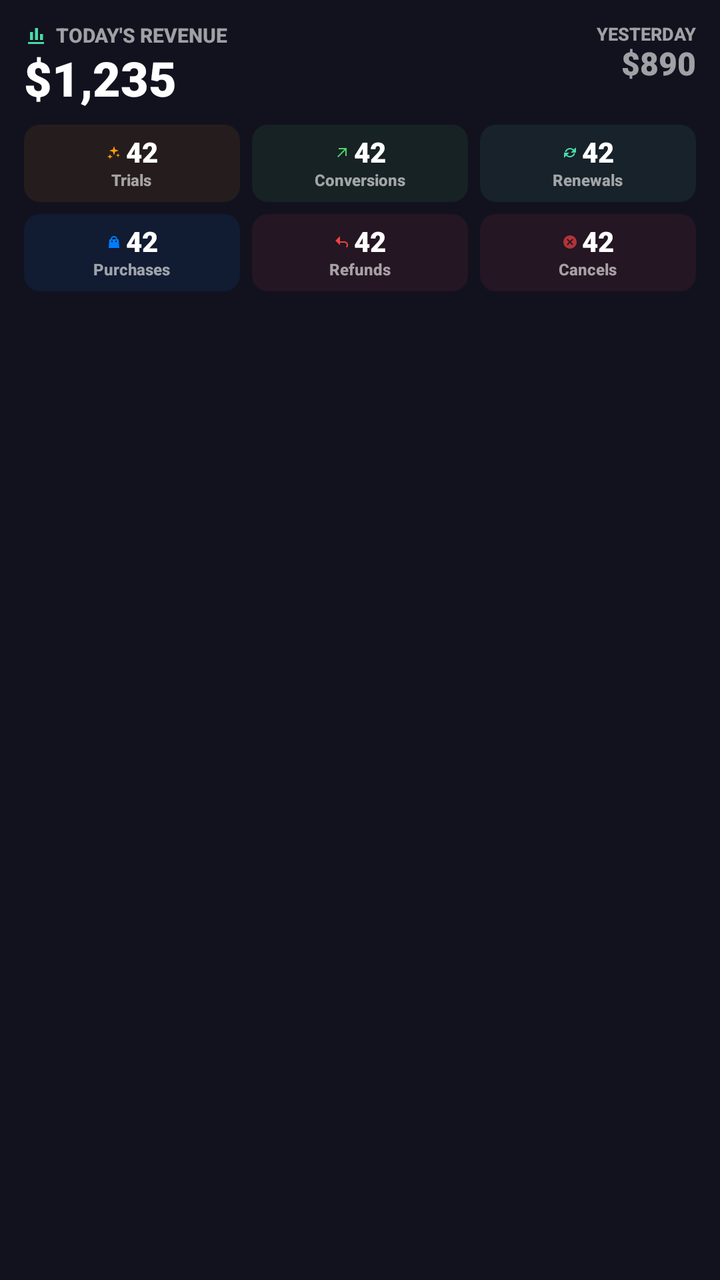
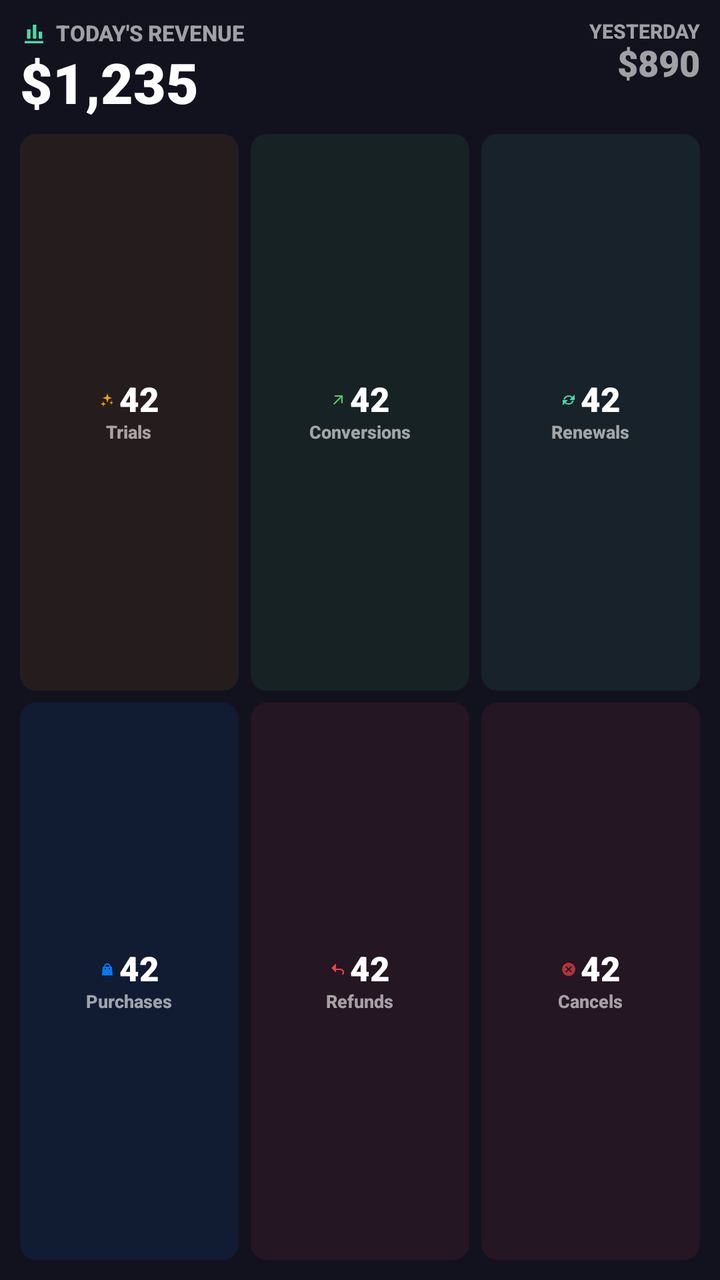

Before-and-after screenshots of an Android layout around one commit, followed by the original layout XML and the change that was made.
<!-- AndroidManifest.xml: fallback theme Theme.MaterialComponents.DayNight.NoActionBar -->
<!-- res/layout/transactions_widget_medium.xml -->
<?xml version="1.0" encoding="utf-8"?>
<LinearLayout xmlns:android="http://schemas.android.com/apk/res/android"
    android:id="@+id/widgetRoot"
    android:layout_width="match_parent"
    android:layout_height="match_parent"
    android:orientation="vertical"
    android:padding="12dp"
    android:background="@color/widgetBackground">

    <LinearLayout android:layout_width="match_parent" android:layout_height="wrap_content" android:orientation="horizontal" android:gravity="top">
        <LinearLayout android:layout_width="0dp" android:layout_height="wrap_content" android:layout_weight="1" android:orientation="vertical">
            <LinearLayout android:layout_width="wrap_content" android:layout_height="wrap_content" android:orientation="horizontal" android:gravity="center_vertical">
                <ImageView
            android:layout_width="12dp"
            android:layout_height="12dp"
            android:src="@drawable/ic_widget_chart_bar"
            android:contentDescription="@null" />
                <TextView android:layout_width="wrap_content" android:layout_height="wrap_content" android:text="TODAY'S REVENUE" android:textSize="10sp" android:textStyle="bold" android:layout_marginStart="4dp" android:textColor="@color/widgetTextSecondary" android:fontFamily="sans-serif-medium" android:includeFontPadding="false" />
            </LinearLayout>
            <TextView android:id="@+id/tvRevenue" android:layout_width="wrap_content" android:layout_height="wrap_content" android:text="$1,235" android:textSize="24sp" android:textStyle="bold" android:maxLines="1" android:ellipsize="end" android:layout_marginTop="2dp" android:textColor="@color/widgetTextPrimary" android:fontFamily="sans-serif-black" android:includeFontPadding="false" />
        </LinearLayout>
        <LinearLayout android:layout_width="wrap_content" android:layout_height="wrap_content" android:orientation="vertical" android:gravity="end">
            <TextView android:layout_width="wrap_content" android:layout_height="wrap_content" android:text="YESTERDAY" android:textSize="9sp" android:textStyle="bold" android:textColor="@color/widgetTextSecondary" android:fontFamily="sans-serif-medium" android:includeFontPadding="false" />
            <TextView android:id="@+id/tvYesterday" android:layout_width="wrap_content" android:layout_height="wrap_content" android:text="$890" android:textSize="16sp" android:textStyle="bold" android:textColor="@color/widgetTextSecondary" android:fontFamily="sans-serif-black" android:includeFontPadding="false" />
        </LinearLayout>
    </LinearLayout>

    <LinearLayout android:layout_width="match_parent" android:layout_height="wrap_content" android:orientation="horizontal" android:layout_marginTop="8dp">
        <LinearLayout
            android:id="@+id/cellTrials"
            android:layout_width="0dp"
            android:layout_height="wrap_content"
            android:layout_weight="1"
            android:orientation="vertical"
            android:gravity="center"
            android:paddingTop="6dp"
            android:paddingBottom="6dp"
            android:background="@drawable/bg_count_cell_trial">
            <LinearLayout
                android:layout_width="wrap_content"
                android:layout_height="wrap_content"
                android:orientation="horizontal"
                android:gravity="center_vertical">
                <ImageView
                    android:layout_width="8dp"
                    android:layout_height="8dp"
                    android:src="@drawable/ic_widget_sparkles"
                    android:contentDescription="@null" />
                <TextView
                    android:id="@+id/tvTrials"
                    android:layout_width="wrap_content"
                    android:layout_height="wrap_content"
                    android:text="42"
                    android:textSize="14sp"
                    android:textStyle="bold"
                    android:layout_marginStart="2dp"
                    android:textColor="@color/widgetTextPrimary" android:fontFamily="sans-serif-black" android:includeFontPadding="false" />
            </LinearLayout>
            <TextView
                android:layout_width="wrap_content"
                android:layout_height="wrap_content"
                android:text="Trials"
                android:textSize="8sp"
                android:textStyle="bold"
                android:layout_marginTop="1dp"
                android:textColor="@color/widgetTextSecondary" android:fontFamily="sans-serif-medium" android:includeFontPadding="false" />
        </LinearLayout>
        <LinearLayout
            android:id="@+id/cellConversions"
            android:layout_width="0dp"
            android:layout_height="wrap_content"
            android:layout_weight="1"
            android:orientation="vertical"
            android:gravity="center"
            android:paddingTop="6dp"
            android:paddingBottom="6dp"
            android:background="@drawable/bg_count_cell_conversion"
            android:layout_marginStart="6dp">
            <LinearLayout
                android:layout_width="wrap_content"
                android:layout_height="wrap_content"
                android:orientation="horizontal"
                android:gravity="center_vertical">
                <ImageView
                    android:layout_width="8dp"
                    android:layout_height="8dp"
                    android:src="@drawable/ic_widget_arrow_up_right"
                    android:contentDescription="@null" />
                <TextView
                    android:id="@+id/tvConversions"
                    android:layout_width="wrap_content"
                    android:layout_height="wrap_content"
                    android:text="42"
                    android:textSize="14sp"
                    android:textStyle="bold"
                    android:layout_marginStart="2dp"
                    android:textColor="@color/widgetTextPrimary" android:fontFamily="sans-serif-black" android:includeFontPadding="false" />
            </LinearLayout>
            <TextView
                android:layout_width="wrap_content"
                android:layout_height="wrap_content"
                android:text="Conversions"
                android:textSize="8sp"
                android:textStyle="bold"
                android:layout_marginTop="1dp"
                android:textColor="@color/widgetTextSecondary" android:fontFamily="sans-serif-medium" android:includeFontPadding="false" />
        </LinearLayout>
        <LinearLayout
            android:id="@+id/cellRenewals"
            android:layout_width="0dp"
            android:layout_height="wrap_content"
            android:layout_weight="1"
            android:orientation="vertical"
            android:gravity="center"
            android:paddingTop="6dp"
            android:paddingBottom="6dp"
            android:background="@drawable/bg_count_cell_renewal"
            android:layout_marginStart="6dp">
            <LinearLayout
                android:layout_width="wrap_content"
                android:layout_height="wrap_content"
                android:orientation="horizontal"
                android:gravity="center_vertical">
                <ImageView
                    android:layout_width="8dp"
                    android:layout_height="8dp"
                    android:src="@drawable/ic_widget_renewal"
                    android:contentDescription="@null" />
                <TextView
                    android:id="@+id/tvRenewals"
                    android:layout_width="wrap_content"
                    android:layout_height="wrap_content"
                    android:text="42"
                    android:textSize="14sp"
                    android:textStyle="bold"
                    android:layout_marginStart="2dp"
                    android:textColor="@color/widgetTextPrimary" android:fontFamily="sans-serif-black" android:includeFontPadding="false" />
            </LinearLayout>
            <TextView
                android:layout_width="wrap_content"
                android:layout_height="wrap_content"
                android:text="Renewals"
                android:textSize="8sp"
                android:textStyle="bold"
                android:layout_marginTop="1dp"
                android:textColor="@color/widgetTextSecondary" android:fontFamily="sans-serif-medium" android:includeFontPadding="false" />
        </LinearLayout>
    </LinearLayout>
    <LinearLayout android:layout_width="match_parent" android:layout_height="wrap_content" android:orientation="horizontal" android:layout_marginTop="6dp">
        <LinearLayout
            android:id="@+id/cellPurchases"
            android:layout_width="0dp"
            android:layout_height="wrap_content"
            android:layout_weight="1"
            android:orientation="vertical"
            android:gravity="center"
            android:paddingTop="6dp"
            android:paddingBottom="6dp"
            android:background="@drawable/bg_count_cell_purchase">
            <LinearLayout
                android:layout_width="wrap_content"
                android:layout_height="wrap_content"
                android:orientation="horizontal"
                android:gravity="center_vertical">
                <ImageView
                    android:layout_width="8dp"
                    android:layout_height="8dp"
                    android:src="@drawable/ic_widget_bag"
                    android:contentDescription="@null" />
                <TextView
                    android:id="@+id/tvPurchases"
                    android:layout_width="wrap_content"
                    android:layout_height="wrap_content"
                    android:text="42"
                    android:textSize="14sp"
                    android:textStyle="bold"
                    android:layout_marginStart="2dp"
                    android:textColor="@color/widgetTextPrimary" android:fontFamily="sans-serif-black" android:includeFontPadding="false" />
            </LinearLayout>
            <TextView
                android:layout_width="wrap_content"
                android:layout_height="wrap_content"
                android:text="Purchases"
                android:textSize="8sp"
                android:textStyle="bold"
                android:layout_marginTop="1dp"
                android:textColor="@color/widgetTextSecondary" android:fontFamily="sans-serif-medium" android:includeFontPadding="false" />
        </LinearLayout>
        <LinearLayout
            android:id="@+id/cellRefunds"
            android:layout_width="0dp"
            android:layout_height="wrap_content"
            android:layout_weight="1"
            android:orientation="vertical"
            android:gravity="center"
            android:paddingTop="6dp"
            android:paddingBottom="6dp"
            android:background="@drawable/bg_count_cell_refund"
            android:layout_marginStart="6dp">
            <LinearLayout
                android:layout_width="wrap_content"
                android:layout_height="wrap_content"
                android:orientation="horizontal"
                android:gravity="center_vertical">
                <ImageView
                    android:layout_width="8dp"
                    android:layout_height="8dp"
                    android:src="@drawable/ic_widget_refund"
                    android:contentDescription="@null" />
                <TextView
                    android:id="@+id/tvRefunds"
                    android:layout_width="wrap_content"
                    android:layout_height="wrap_content"
                    android:text="42"
                    android:textSize="14sp"
                    android:textStyle="bold"
                    android:layout_marginStart="2dp"
                    android:textColor="@color/widgetTextPrimary" android:fontFamily="sans-serif-black" android:includeFontPadding="false" />
            </LinearLayout>
            <TextView
                android:layout_width="wrap_content"
                android:layout_height="wrap_content"
                android:text="Refunds"
                android:textSize="8sp"
                android:textStyle="bold"
                android:layout_marginTop="1dp"
                android:textColor="@color/widgetTextSecondary" android:fontFamily="sans-serif-medium" android:includeFontPadding="false" />
        </LinearLayout>
        <LinearLayout
            android:id="@+id/cellCancellations"
            android:layout_width="0dp"
            android:layout_height="wrap_content"
            android:layout_weight="1"
            android:orientation="vertical"
            android:gravity="center"
            android:paddingTop="6dp"
            android:paddingBottom="6dp"
            android:background="@drawable/bg_count_cell_refund"
            android:layout_marginStart="6dp">
            <LinearLayout
                android:layout_width="wrap_content"
                android:layout_height="wrap_content"
                android:orientation="horizontal"
                android:gravity="center_vertical">
                <ImageView
                    android:layout_width="8dp"
                    android:layout_height="8dp"
                    android:src="@drawable/ic_widget_cancel"
                    android:contentDescription="@null" />
                <TextView
                    android:id="@+id/tvCancellations"
                    android:layout_width="wrap_content"
                    android:layout_height="wrap_content"
                    android:text="42"
                    android:textSize="14sp"
                    android:textStyle="bold"
                    android:layout_marginStart="2dp"
                    android:textColor="@color/widgetTextPrimary" android:fontFamily="sans-serif-black" android:includeFontPadding="false" />
            </LinearLayout>
            <TextView
                android:layout_width="wrap_content"
                android:layout_height="wrap_content"
                android:text="Cancels"
                android:textSize="8sp"
                android:textStyle="bold"
                android:layout_marginTop="1dp"
                android:textColor="@color/widgetTextSecondary" android:fontFamily="sans-serif-medium" android:includeFontPadding="false" />
        </LinearLayout>
    </LinearLayout>
</LinearLayout>
<!-- resources referenced by this layout -->
<resources>
  <color name="widgetBackground">#12121F</color>
  <color name="widgetTextPrimary">#FFFFFFFF</color>
  <color name="widgetTextSecondary">#99FFFFFF</color>
  <!-- drawable bg_count_cell_conversion (drawable) -->
  <?xml version="1.0" encoding="utf-8"?>
  <shape xmlns:android="http://schemas.android.com/apk/res/android"
      android:shape="rectangle">
      <solid android:color="#144DD966" />
      <corners android:radius="8dp" />
  </shape>
  <!-- drawable bg_count_cell_purchase (drawable) -->
  <?xml version="1.0" encoding="utf-8"?>
  <shape xmlns:android="http://schemas.android.com/apk/res/android"
      android:shape="rectangle">
      <solid android:color="#14007AFF" />
      <corners android:radius="8dp" />
  </shape>
  <!-- drawable bg_count_cell_refund (drawable) -->
  <?xml version="1.0" encoding="utf-8"?>
  <shape xmlns:android="http://schemas.android.com/apk/res/android"
      android:shape="rectangle">
      <solid android:color="#14ED4242" />
      <corners android:radius="8dp" />
  </shape>
  <!-- drawable bg_count_cell_renewal (drawable) -->
  <?xml version="1.0" encoding="utf-8"?>
  <shape xmlns:android="http://schemas.android.com/apk/res/android"
      android:shape="rectangle">
      <solid android:color="#144DD9A6" />
      <corners android:radius="8dp" />
  </shape>
  <!-- drawable bg_count_cell_trial (drawable) -->
  <?xml version="1.0" encoding="utf-8"?>
  <shape xmlns:android="http://schemas.android.com/apk/res/android"
      android:shape="rectangle">
      <solid android:color="#14FF9E0A" />
      <corners android:radius="8dp" />
  </shape>
  <!-- drawable ic_widget_arrow_up_right (drawable) -->
  <vector xmlns:android="http://schemas.android.com/apk/res/android" android:width="24dp" android:height="24dp" android:viewportWidth="24" android:viewportHeight="24">
      <path android:fillColor="@color/conversionGreen" android:pathData="M7,5h12v12h-2V8.4L6.4,19L5,17.6L15.6,7H7V5z"/>
  </vector>
  <!-- drawable ic_widget_bag (drawable) -->
  <vector xmlns:android="http://schemas.android.com/apk/res/android" android:width="24dp" android:height="24dp" android:viewportWidth="24" android:viewportHeight="24">
      <path android:fillColor="@color/appleBlue" android:pathData="M7,8h2c0,-1.7 1.3,-3 3,-3s3,1.3 3,3h2c0,-2.8 -2.2,-5 -5,-5S7,5.2 7,8z"/>
      <path android:fillColor="@color/appleBlue" android:pathData="M5,8h14l1,13H4L5,8zM8,10v2h2v-2H8zM14,10v2h2v-2h-2z"/>
  </vector>
  <!-- drawable ic_widget_cancel (drawable) -->
  <vector xmlns:android="http://schemas.android.com/apk/res/android" android:width="24dp" android:height="24dp" android:viewportWidth="24" android:viewportHeight="24">
      <path android:fillColor="@color/cancelRed" android:pathData="M12,2a10,10 0,1 0,0,20a10,10 0,0 0,0,-20zM8.5,7.1L12,10.6l3.5,-3.5l1.4,1.4L13.4,12l3.5,3.5l-1.4,1.4L12,13.4l-3.5,3.5l-1.4,-1.4l3.5,-3.5l-3.5,-3.5l1.4,-1.4z"/>
  </vector>
  <!-- drawable ic_widget_chart_bar (drawable) -->
  <vector xmlns:android="http://schemas.android.com/apk/res/android" android:width="24dp" android:height="24dp" android:viewportWidth="24" android:viewportHeight="24">
      <path android:fillColor="@color/widgetAccent" android:pathData="M4,20h16v-2H4v2zM6,16h3V8H6v8zM11,16h3V4h-3v12zM16,16h3v-6h-3v6z"/>
  </vector>
  <!-- drawable ic_widget_refund (drawable) -->
  <vector xmlns:android="http://schemas.android.com/apk/res/android" android:width="24dp" android:height="24dp" android:viewportWidth="24" android:viewportHeight="24">
      <path android:fillColor="@color/refundRed" android:pathData="M9,7V3L2,10l7,7v-4h6.5c2,0 3.5,1.5 3.5,3.5c0,1 -0.4,1.9 -1.1,2.5l1.5,1.4c1,-1 1.6,-2.4 1.6,-3.9c0,-3.1 -2.4,-5.5 -5.5,-5.5H9V7z"/>
  </vector>
  <color name="conversionGreen">#4DD966</color>
  <color name="appleBlue">#007AFF</color>
  <color name="cancelRed">#B3ED4242</color>
  <color name="widgetAccent">#4DD9A6</color>
  <color name="refundRed">#ED4242</color>
  <color name="trialOrange">#FF9E0A</color>
  <!-- unchanged entries left out for length: 2 -->
</resources>

<!-- the commit's change to res/layout/transactions_widget_medium.xml (unified diff, before → after) -->
@@ -4,37 +4,37 @@
     android:layout_width="match_parent"
     android:layout_height="match_parent"
     android:orientation="vertical"
-    android:padding="12dp"
+    android:padding="10dp"
     android:background="@color/widgetBackground">
 
     <LinearLayout android:layout_width="match_parent" android:layout_height="wrap_content" android:orientation="horizontal" android:gravity="top">
         <LinearLayout android:layout_width="0dp" android:layout_height="wrap_content" android:layout_weight="1" android:orientation="vertical">
             <LinearLayout android:layout_width="wrap_content" android:layout_height="wrap_content" android:orientation="horizontal" android:gravity="center_vertical">
                 <ImageView
-            android:layout_width="12dp"
-            android:layout_height="12dp"
+            android:layout_width="14dp"
+            android:layout_height="14dp"
             android:src="@drawable/ic_widget_chart_bar"
             android:contentDescription="@null" />
-                <TextView android:layout_width="wrap_content" android:layout_height="wrap_content" android:text="TODAY'S REVENUE" android:textSize="10sp" android:textStyle="bold" android:layout_marginStart="4dp" android:textColor="@color/widgetTextSecondary" android:fontFamily="sans-serif-medium" android:includeFontPadding="false" />
-            </LinearLayout>
-            <TextView android:id="@+id/tvRevenue" android:layout_width="wrap_content" android:layout_height="wrap_content" android:text="$1,235" android:textSize="24sp" android:textStyle="bold" android:maxLines="1" android:ellipsize="end" android:layout_marginTop="2dp" android:textColor="@color/widgetTextPrimary" android:fontFamily="sans-serif-black" android:includeFontPadding="false" />
+                <TextView android:layout_width="wrap_content" android:layout_height="wrap_content" android:text="TODAY'S REVENUE" android:textSize="11sp" android:textStyle="bold" android:layout_marginStart="4dp" android:textColor="@color/widgetTextSecondary" android:fontFamily="sans-serif-medium" android:includeFontPadding="false" />
+            </LinearLayout>
+            <TextView android:id="@+id/tvRevenue" android:layout_width="wrap_content" android:layout_height="wrap_content" android:text="$1,235" android:textSize="28sp" android:textStyle="bold" android:maxLines="1" android:ellipsize="end" android:layout_marginTop="2dp" android:textColor="@color/widgetTextPrimary" android:fontFamily="sans-serif-black" android:includeFontPadding="false" />
         </LinearLayout>
         <LinearLayout android:layout_width="wrap_content" android:layout_height="wrap_content" android:orientation="vertical" android:gravity="end">
-            <TextView android:layout_width="wrap_content" android:layout_height="wrap_content" android:text="YESTERDAY" android:textSize="9sp" android:textStyle="bold" android:textColor="@color/widgetTextSecondary" android:fontFamily="sans-serif-medium" android:includeFontPadding="false" />
-            <TextView android:id="@+id/tvYesterday" android:layout_width="wrap_content" android:layout_height="wrap_content" android:text="$890" android:textSize="16sp" android:textStyle="bold" android:textColor="@color/widgetTextSecondary" android:fontFamily="sans-serif-black" android:includeFontPadding="false" />
+            <TextView android:layout_width="wrap_content" android:layout_height="wrap_content" android:text="YESTERDAY" android:textSize="10sp" android:textStyle="bold" android:textColor="@color/widgetTextSecondary" android:fontFamily="sans-serif-medium" android:includeFontPadding="false" />
+            <TextView android:id="@+id/tvYesterday" android:layout_width="wrap_content" android:layout_height="wrap_content" android:text="$890" android:textSize="18sp" android:textStyle="bold" android:textColor="@color/widgetTextSecondary" android:fontFamily="sans-serif-black" android:includeFontPadding="false" />
         </LinearLayout>
     </LinearLayout>
 
-    <LinearLayout android:layout_width="match_parent" android:layout_height="wrap_content" android:orientation="horizontal" android:layout_marginTop="8dp">
+    <LinearLayout android:layout_width="match_parent" android:layout_height="0dp" android:layout_weight="1" android:orientation="horizontal" android:layout_marginTop="8dp">
         <LinearLayout
             android:id="@+id/cellTrials"
             android:layout_width="0dp"
-            android:layout_height="wrap_content"
-            android:layout_weight="1"
-            android:orientation="vertical"
-            android:gravity="center"
-            android:paddingTop="6dp"
-            android:paddingBottom="6dp"
+            android:layout_height="match_parent"
+            android:layout_weight="1"
+            android:orientation="vertical"
+            android:gravity="center"
+            android:paddingTop="8dp"
+            android:paddingBottom="8dp"
             android:background="@drawable/bg_count_cell_trial">
             <LinearLayout
                 android:layout_width="wrap_content"
@@ -51,7 +51,7 @@
                     android:layout_width="wrap_content"
                     android:layout_height="wrap_content"
                     android:text="42"
-                    android:textSize="14sp"
+                    android:textSize="17sp"
                     android:textStyle="bold"
                     android:layout_marginStart="2dp"
                     android:textColor="@color/widgetTextPrimary" android:fontFamily="sans-serif-black" android:includeFontPadding="false" />
@@ -60,7 +60,7 @@
                 android:layout_width="wrap_content"
                 android:layout_height="wrap_content"
                 android:text="Trials"
-                android:textSize="8sp"
+                android:textSize="9sp"
                 android:textStyle="bold"
                 android:layout_marginTop="1dp"
                 android:textColor="@color/widgetTextSecondary" android:fontFamily="sans-serif-medium" android:includeFontPadding="false" />
@@ -68,12 +68,12 @@
         <LinearLayout
             android:id="@+id/cellConversions"
             android:layout_width="0dp"
-            android:layout_height="wrap_content"
-            android:layout_weight="1"
-            android:orientation="vertical"
-            android:gravity="center"
-            android:paddingTop="6dp"
-            android:paddingBottom="6dp"
+            android:layout_height="match_parent"
+            android:layout_weight="1"
+            android:orientation="vertical"
+            android:gravity="center"
+            android:paddingTop="8dp"
+            android:paddingBottom="8dp"
             android:background="@drawable/bg_count_cell_conversion"
             android:layout_marginStart="6dp">
             <LinearLayout
@@ -91,7 +91,7 @@
                     android:layout_width="wrap_content"
                     android:layout_height="wrap_content"
                     android:text="42"
-                    android:textSize="14sp"
+                    android:textSize="17sp"
                     android:textStyle="bold"
                     android:layout_marginStart="2dp"
                     android:textColor="@color/widgetTextPrimary" android:fontFamily="sans-serif-black" android:includeFontPadding="false" />
@@ -100,7 +100,7 @@
                 android:layout_width="wrap_content"
                 android:layout_height="wrap_content"
                 android:text="Conversions"
-                android:textSize="8sp"
+                android:textSize="9sp"
                 android:textStyle="bold"
                 android:layout_marginTop="1dp"
                 android:textColor="@color/widgetTextSecondary" android:fontFamily="sans-serif-medium" android:includeFontPadding="false" />
@@ -108,12 +108,12 @@
         <LinearLayout
             android:id="@+id/cellRenewals"
             android:layout_width="0dp"
-            android:layout_height="wrap_content"
-            android:layout_weight="1"
-            android:orientation="vertical"
-            android:gravity="center"
-            android:paddingTop="6dp"
-            android:paddingBottom="6dp"
+            android:layout_height="match_parent"
+            android:layout_weight="1"
+            android:orientation="vertical"
+            android:gravity="center"
+            android:paddingTop="8dp"
+            android:paddingBottom="8dp"
             android:background="@drawable/bg_count_cell_renewal"
             android:layout_marginStart="6dp">
             <LinearLayout
@@ -131,7 +131,7 @@
                     android:layout_width="wrap_content"
                     android:layout_height="wrap_content"
                     android:text="42"
-                    android:textSize="14sp"
+                    android:textSize="17sp"
                     android:textStyle="bold"
                     android:layout_marginStart="2dp"
                     android:textColor="@color/widgetTextPrimary" android:fontFamily="sans-serif-black" android:includeFontPadding="false" />
@@ -140,22 +140,22 @@
                 android:layout_width="wrap_content"
                 android:layout_height="wrap_content"
                 android:text="Renewals"
-                android:textSize="8sp"
+                android:textSize="9sp"
                 android:textStyle="bold"
                 android:layout_marginTop="1dp"
                 android:textColor="@color/widgetTextSecondary" android:fontFamily="sans-serif-medium" android:includeFontPadding="false" />
         </LinearLayout>
     </LinearLayout>
-    <LinearLayout android:layout_width="match_parent" android:layout_height="wrap_content" android:orientation="horizontal" android:layout_marginTop="6dp">
+    <LinearLayout android:layout_width="match_parent" android:layout_height="0dp" android:layout_weight="1" android:orientation="horizontal" android:layout_marginTop="6dp">
         <LinearLayout
             android:id="@+id/cellPurchases"
             android:layout_width="0dp"
-            android:layout_height="wrap_content"
-            android:layout_weight="1"
-            android:orientation="vertical"
-            android:gravity="center"
-            android:paddingTop="6dp"
-            android:paddingBottom="6dp"
+            android:layout_height="match_parent"
+            android:layout_weight="1"
+            android:orientation="vertical"
+            android:gravity="center"
+            android:paddingTop="8dp"
+            android:paddingBottom="8dp"
             android:background="@drawable/bg_count_cell_purchase">
             <LinearLayout
                 android:layout_width="wrap_content"
@@ -172,7 +172,7 @@
                     android:layout_width="wrap_content"
                     android:layout_height="wrap_content"
                     android:text="42"
-                    android:textSize="14sp"
+                    android:textSize="17sp"
                     android:textStyle="bold"
                     android:layout_marginStart="2dp"
                     android:textColor="@color/widgetTextPrimary" android:fontFamily="sans-serif-black" android:includeFontPadding="false" />
@@ -181,7 +181,7 @@
                 android:layout_width="wrap_content"
                 android:layout_height="wrap_content"
                 android:text="Purchases"
-                android:textSize="8sp"
+                android:textSize="9sp"
                 android:textStyle="bold"
                 android:layout_marginTop="1dp"
                 android:textColor="@color/widgetTextSecondary" android:fontFamily="sans-serif-medium" android:includeFontPadding="false" />
@@ -189,12 +189,12 @@
         <LinearLayout
             android:id="@+id/cellRefunds"
             android:layout_width="0dp"
-            android:layout_height="wrap_content"
-            android:layout_weight="1"
-            android:orientation="vertical"
-            android:gravity="center"
-            android:paddingTop="6dp"
-            android:paddingBottom="6dp"
+            android:layout_height="match_parent"
+            android:layout_weight="1"
+            android:orientation="vertical"
+            android:gravity="center"
+            android:paddingTop="8dp"
+            android:paddingBottom="8dp"
             android:background="@drawable/bg_count_cell_refund"
             android:layout_marginStart="6dp">
             <LinearLayout
@@ -212,7 +212,7 @@
                     android:layout_width="wrap_content"
                     android:layout_height="wrap_content"
                     android:text="42"
-                    android:textSize="14sp"
+                    android:textSize="17sp"
                     android:textStyle="bold"
                     android:layout_marginStart="2dp"
                     android:textColor="@color/widgetTextPrimary" android:fontFamily="sans-serif-black" android:includeFontPadding="false" />
@@ -221,7 +221,7 @@
                 android:layout_width="wrap_content"
                 android:layout_height="wrap_content"
                 android:text="Refunds"
-                android:textSize="8sp"
+                android:textSize="9sp"
                 android:textStyle="bold"
                 android:layout_marginTop="1dp"
                 android:textColor="@color/widgetTextSecondary" android:fontFamily="sans-serif-medium" android:includeFontPadding="false" />
@@ -229,12 +229,12 @@
         <LinearLayout
             android:id="@+id/cellCancellations"
             android:layout_width="0dp"
-            android:layout_height="wrap_content"
-            android:layout_weight="1"
-            android:orientation="vertical"
-            android:gravity="center"
-            android:paddingTop="6dp"
-            android:paddingBottom="6dp"
+            android:layout_height="match_parent"
+            android:layout_weight="1"
+            android:orientation="vertical"
+            android:gravity="center"
+            android:paddingTop="8dp"
+            android:paddingBottom="8dp"
             android:background="@drawable/bg_count_cell_refund"
             android:layout_marginStart="6dp">
             <LinearLayout
@@ -252,7 +252,7 @@
                     android:layout_width="wrap_content"
                     android:layout_height="wrap_content"
                     android:text="42"
-                    android:textSize="14sp"
+                    android:textSize="17sp"
                     android:textStyle="bold"
                     android:layout_marginStart="2dp"
                     android:textColor="@color/widgetTextPrimary" android:fontFamily="sans-serif-black" android:includeFontPadding="false" />
@@ -261,7 +261,7 @@
                 android:layout_width="wrap_content"
                 android:layout_height="wrap_content"
                 android:text="Cancels"
-                android:textSize="8sp"
+                android:textSize="9sp"
                 android:textStyle="bold"
                 android:layout_marginTop="1dp"
                 android:textColor="@color/widgetTextSecondary" android:fontFamily="sans-serif-medium" android:includeFontPadding="false" />
